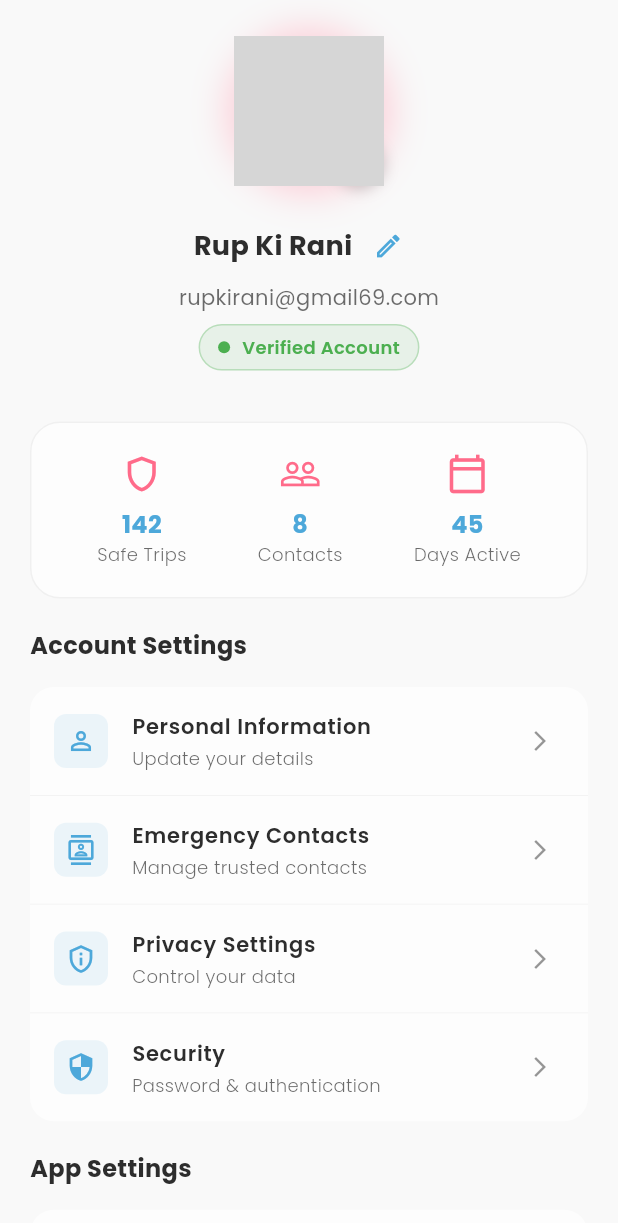
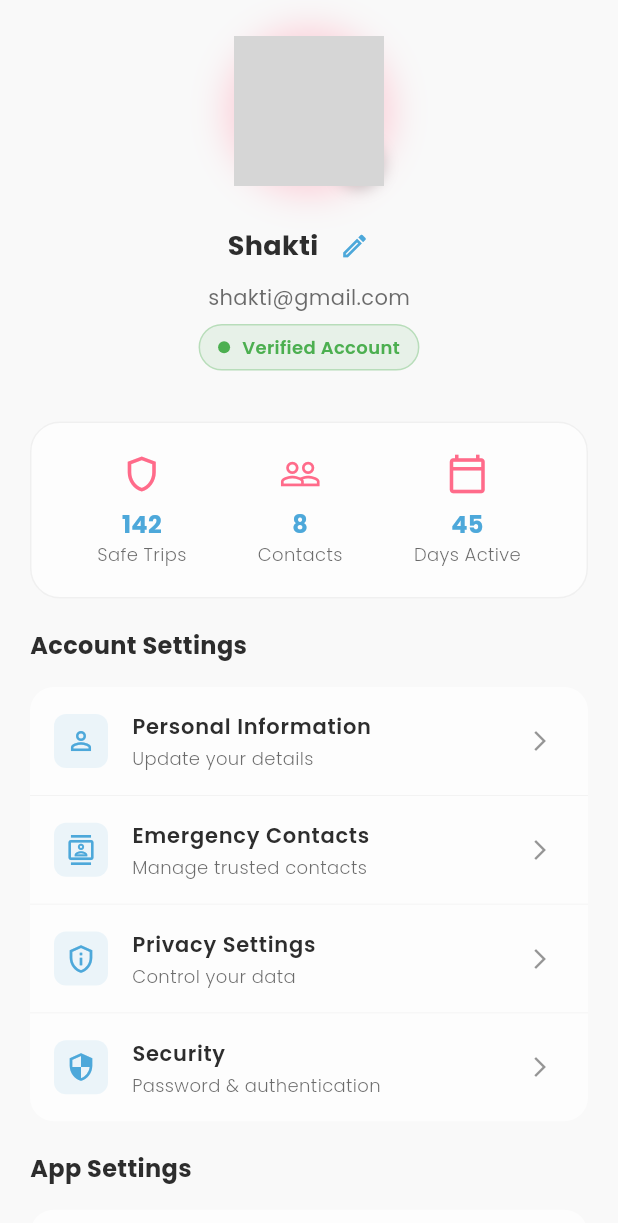
Before and after one commit to Nitishroy-7033/Project-Shakti, a Flutter app: the screen it shows after launch, after a tap on "Sign In", on a phone screen of 412 x 824 dp. Shown: the top 1223 px of the screen. Run offline on Flutter 3.47's test engine with Material 3 defaults, Android fonts, the phone set to English and light mode, and no system bars; our stand-ins replace flutter_contacts, google_fonts, permission_handler; network calls fail; grey boxes are pictures that could not be loaded.

Commit message:
WIP: saving my changes before merge

```diff
--- a/lib/core/theme/app_colors.dart
+++ b/lib/core/theme/app_colors.dart
@@ -61,7 +61,7 @@ class AppColor {
       brightness == Brightness.dark ? textPrimaryDark : textPrimaryLight;
 
   static Color secondaryText(Brightness brightness) =>
-      brightness == Brightness.dark ? textSecondaryDark : textPrimaryLight;
+      brightness == Brightness.dark ? textPrimaryDark : textPrimaryLight;
 
   static Color accentPink(Brightness brightness) =>
       brightness == Brightness.dark ? accentPinkDark : accentPinkLight;
--- a/lib/core/theme/app_theme.dart
+++ b/lib/core/theme/app_theme.dart
@@ -119,7 +119,7 @@ class AppTheme {
       ),
       elevatedButtonTheme: ElevatedButtonThemeData(
         style: ElevatedButton.styleFrom(
-          backgroundColor: AppColor.accentBlue(Brightness.dark),
+          backgroundColor: AppColor.accentPink(Brightness.dark),
           foregroundColor: AppColor.textPrimaryDark,
           textStyle: AppTextStyles.button(Brightness.dark),
           shape: RoundedRectangleBorder(borderRadius: BorderRadius.circular(8)),
--- a/lib/features/profile_Screen/views/profile_Screen.dart
+++ b/lib/features/profile_Screen/views/profile_Screen.dart
@@ -187,7 +187,7 @@ class _ProfileScreenState extends State<ProfileScreen>
             mainAxisAlignment: MainAxisAlignment.center,
             children: [
               Text(
-                'Rup Ki Rani',
+                'Shakti',
                 style: AppTextStyles.heading2(
                   brightness,
                 ).copyWith(fontWeight: FontWeight.w700),
@@ -207,7 +207,7 @@ class _ProfileScreenState extends State<ProfileScreen>
 
           // Email
           Text(
-            'rupkirani@gmail69.com',
+            ' shakti@gmail.com ',
             style: AppTextStyles.body(brightness).copyWith(
               color: AppTextStyles.body(brightness).color?.withOpacity(0.7),
             ),
--- a/lib/features/splash_screen/views/splash_screen.dart
+++ b/lib/features/splash_screen/views/splash_screen.dart
@@ -244,13 +244,6 @@ class _SplashScreenState extends State<SplashScreen>
                         color: Colors.white.withOpacity(0.3),
                         width: 1.5,
                       ),
-                      boxShadow: [
-                        BoxShadow(
-                          color: Colors.black.withOpacity(0.1),
-                          blurRadius: 10,
-                          offset: const Offset(0, 5),
-                        ),
-                      ],
                     ),
                     child: Column(
                       children: [
--- a/lib/main.dart
+++ b/lib/main.dart
@@ -1,3 +1,5 @@
+import 'dart:math';
+
 import 'package:flutter/material.dart';
 import 'package:project_shakti/core/routes/routes.dart';
 import 'package:project_shakti/core/theme/app_theme.dart';
```
